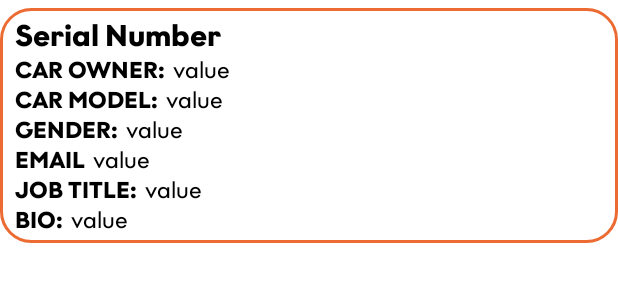
After one commit to timkwali/User-Data, an Android app: the layout car_owner_filter_template.xml on its own in the app's theme, with its tools: preview values and no code run, on a phone screen of 412 x 824 dp. The commit adds this screen. Shown: the top 300 px of the screen. Run offline under Robolectric (Android 15) with nearby library versions, the phone set to English and light mode, and no system bars; Roboto replaces fonts that are not available here.

Commit message:
add car ownder filter template, add gender filter template

```diff
--- /dev/null
+++ b/app/src/main/res/layout/car_owner_filter_template.xml
@@ -0,0 +1,169 @@
+<?xml version="1.0" encoding="utf-8"?>
+<androidx.constraintlayout.widget.ConstraintLayout xmlns:android="http://schemas.android.com/apk/res/android"
+    xmlns:tools="http://schemas.android.com/tools"
+    android:layout_width="match_parent"
+    android:layout_height="wrap_content"
+    xmlns:app="http://schemas.android.com/apk/res-auto"
+    android:layout_marginVertical="5dp"
+    android:paddingVertical="5dp"
+    android:paddingHorizontal="10dp"
+    android:background="@drawable/orange_border_bg">
+    <TextView
+        android:id="@+id/owner_serialNumber_tv"
+        android:layout_width="0dp"
+        android:layout_height="wrap_content"
+        android:fontFamily="@font/graphit_bold"
+        android:text="@string/serial_number"
+        android:textColor="@color/black"
+        android:textSize="20sp"
+        app:layout_constraintEnd_toEndOf="parent"
+        app:layout_constraintStart_toStartOf="parent"
+        app:layout_constraintTop_toTopOf="parent" />
+
+    <TextView
+        android:id="@+id/owner_carOwner_tv"
+        android:layout_width="wrap_content"
+        android:layout_height="wrap_content"
+        android:fontFamily="@font/graphit_bold"
+        android:text="@string/car_owner"
+        android:textColor="@color/black"
+        android:textSize="15sp"
+        android:paddingEnd="5dp"
+        android:textAllCaps="true"
+        app:layout_constraintTop_toBottomOf="@id/owner_serialNumber_tv"
+        app:layout_constraintStart_toStartOf="parent"
+        app:layout_constraintVertical_bias="0.848" />
+    <TextView
+        android:id="@+id/owner_ownerValue_tv"
+        android:layout_width="wrap_content"
+        android:layout_height="wrap_content"
+        android:text="@string/value"
+        android:fontFamily="@font/graphit_regular"
+        android:textColor="@color/black"
+        android:textSize="15sp"
+        app:layout_constraintStart_toEndOf="@+id/owner_carOwner_tv"
+        app:layout_constraintTop_toBottomOf="@id/owner_serialNumber_tv" />
+
+    <TextView
+        android:id="@+id/owner_carModel_tv"
+        android:layout_width="wrap_content"
+        android:layout_height="wrap_content"
+        android:fontFamily="@font/graphit_bold"
+        android:gravity="start|top"
+        android:text="@string/car_model"
+        android:textColor="@color/black"
+        android:textSize="15sp"
+        android:textAllCaps="true"
+        android:paddingEnd="5dp"
+        app:layout_constraintStart_toStartOf="parent"
+        app:layout_constraintTop_toBottomOf="@id/owner_carOwner_tv" />
+
+    <TextView
+        android:id="@+id/owner_modelValue_tv"
+        android:layout_width="wrap_content"
+        android:layout_height="wrap_content"
+        android:fontFamily="@font/graphit_regular"
+        android:text="@string/value"
+        android:textColor="@color/black"
+        android:textSize="15sp"
+        app:layout_constraintStart_toEndOf="@id/owner_carModel_tv"
+        app:layout_constraintTop_toBottomOf="@id/owner_ownerValue_tv" />
+
+    <TextView
+        android:id="@+id/cars_carColor_tv"
+        android:layout_width="wrap_content"
+        android:layout_height="wrap_content"
+        android:fontFamily="@font/graphit_bold"
+        android:gravity="start|top"
+        android:text="@string/gender_"
+        android:textColor="@color/black"
+        android:textSize="15sp"
+        android:textAllCaps="true"
+        android:paddingEnd="5dp"
+        app:layout_constraintStart_toStartOf="parent"
+        app:layout_constraintTop_toBottomOf="@id/owner_carModel_tv"/>
+
+    <TextView
+        android:id="@+id/cars_colorValue_tv"
+        android:layout_width="wrap_content"
+        android:layout_height="wrap_content"
+        android:fontFamily="@font/graphit_regular"
+        android:text="@string/value"
+        android:textColor="@color/black"
+        android:textSize="15sp"
+        app:layout_constraintStart_toEndOf="@+id/cars_carColor_tv"
+        app:layout_constraintTop_toBottomOf="@id/owner_modelValue_tv" />
+
+    <TextView
+        android:id="@+id/owner_email_tv"
+        android:layout_width="wrap_content"
+        android:layout_height="wrap_content"
+        android:fontFamily="@font/graphit_bold"
+        android:gravity="start|top"
+        android:paddingEnd="5dp"
+        android:text="@string/email"
+        android:textAllCaps="true"
+        android:textColor="@color/black"
+        android:textSize="15sp"
+        app:layout_constraintStart_toStartOf="parent"
+        app:layout_constraintTop_toBottomOf="@+id/cars_carColor_tv" />
+
+    <TextView
+        android:id="@+id/owner_emailValue_tv"
+        android:layout_width="wrap_content"
+        android:layout_height="wrap_content"
+        android:fontFamily="@font/graphit_regular"
+        android:text="@string/value"
+        android:textColor="@color/black"
+        android:textSize="15sp"
+        app:layout_constraintStart_toEndOf="@id/owner_email_tv"
+        app:layout_constraintTop_toBottomOf="@+id/cars_colorValue_tv" />
+
+    <TextView
+        android:id="@+id/owner_jobTitle_tv"
+        android:layout_width="wrap_content"
+        android:layout_height="wrap_content"
+        android:fontFamily="@font/graphit_bold"
+        android:text="@string/job_title"
+        android:textColor="@color/black"
+        android:textSize="15sp"
+        android:textAllCaps="true"
+        android:paddingEnd="5dp"
+        app:layout_constraintStart_toStartOf="parent"
+        app:layout_constraintTop_toBottomOf="@+id/owner_email_tv" />
+
+    <TextView
+        android:id="@+id/owner_jobValue_tv"
+        android:layout_width="wrap_content"
+        android:layout_height="wrap_content"
+        android:fontFamily="@font/graphit_regular"
+        android:text="@string/value"
+        android:textColor="@color/black"
+        android:textSize="15sp"
+        app:layout_constraintStart_toEndOf="@+id/owner_jobTitle_tv"
+        app:layout_constraintTop_toBottomOf="@+id/owner_emailValue_tv" />
+
+    <TextView
+        android:id="@+id/owner_bio_tv"
+        android:layout_width="wrap_content"
+        android:layout_height="wrap_content"
+        android:fontFamily="@font/graphit_bold"
+        android:text="@string/bio"
+        android:textAllCaps="true"
+        android:textColor="@color/black"
+        android:textSize="15sp"
+        android:paddingEnd="5dp"
+        app:layout_constraintStart_toStartOf="parent"
+        app:layout_constraintTop_toBottomOf="@+id/owner_jobTitle_tv" />
+
+    <TextView
+        android:id="@+id/owner_bioValue_tv"
+        android:layout_width="wrap_content"
+        android:layout_height="wrap_content"
+        android:fontFamily="@font/graphit_regular"
+        android:text="@string/value"
+        android:textColor="@color/black"
+        android:textSize="15sp"
+        app:layout_constraintStart_toEndOf="@+id/owner_bio_tv"
+        app:layout_constraintTop_toBottomOf="@+id/owner_jobValue_tv" />
+</androidx.constraintlayout.widget.ConstraintLayout>
--- a/app/src/main/res/values/strings.xml
+++ b/app/src/main/res/values/strings.xml
@@ -20,4 +20,9 @@
     <string name="country">Country:</string>
     <string name="serial_number">Serial Number</string>
     <string name="value">value</string>
+    <string name="car_owner">Car Owner:</string>
+    <string name="gender_">gender:</string>
+    <string name="job_title">Job Title:</string>
+    <string name="email">Email</string>
+    <string name="bio">Bio:</string>
 </resources>
```
Also changed, not shown: app/src/main/java/com/example/timringtimkwali/model/CarOwnerFilter.kt (+8 -2 lines), app/src/main/java/com/example/timringtimkwali/model/GenderFilter.kt (added, +8 -0 lines), app/src/main/res/layout/gender_filter_template.xml (added, +121 -0 lines).
